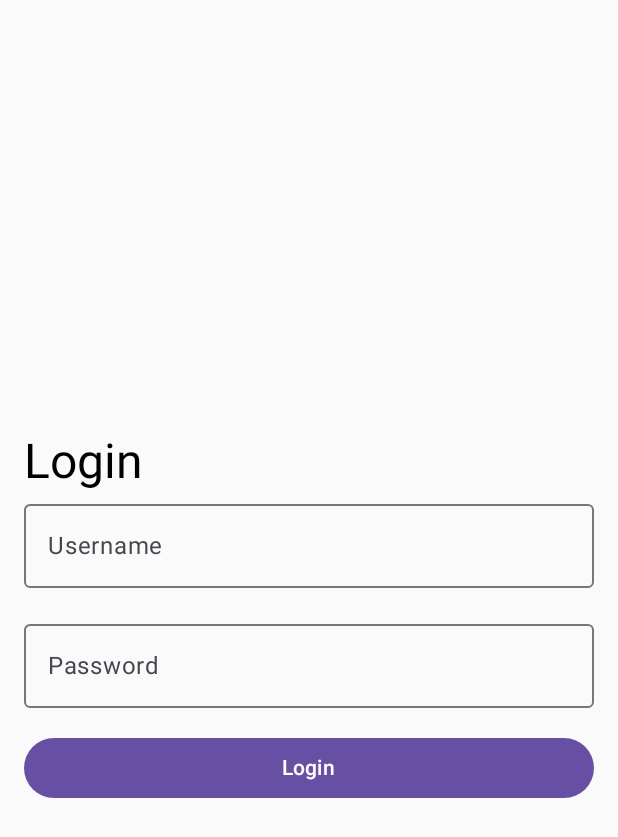
After one commit to JayNightmare/MAD-Jay-Koki, an Android app built with Jetpack Compose: the LoginScreen screen opened through its navigation route, on a phone screen of 412 x 824 dp. The commit adds this screen. Shown: the top 837 px of the screen. Run offline under Robolectric (Android 15) with nearby library versions, the phone set to English and light mode, and no system bars.

Commit message:
Major Update: - Added Login Screen - Refactored Data Class Files - Updated Logic to look through contacts for logged in user - Updated ViewModel - Updated List and Details Sheets

```diff
--- a/app/src/main/java/com/example/staysafe/API/Service.kt
+++ b/app/src/main/java/com/example/staysafe/API/Service.kt
@@ -84,7 +84,7 @@ interface Service {
     fun getUser(@Path("userID") id: Long): Call<List<User>>
 
     @GET("https://softwarehub.uk/unibase/staysafe/v1/api/users/contacts/{userID}")
-    fun getUserContact(@Path("userID") id: Long): Call<List<User>>
+    fun getUserContact(@Path("userID") id: Long): Call<List<Contact>>
 
     //Contact (Emergency contact)
     @POST("https://softwarehub.uk/unibase/staysafe/v1/api/contacts")
--- a/app/src/main/java/com/example/staysafe/nav/Navigation.kt
+++ b/app/src/main/java/com/example/staysafe/nav/Navigation.kt
@@ -7,6 +7,7 @@ import androidx.navigation.compose.*
 import com.example.staysafe.API.Service
 import com.example.staysafe.view.screens.MapScreen
 import com.example.staysafe.repository.StaySafeRepository
+import com.example.staysafe.view.screens.LoginScreen
 import com.example.staysafe.viewModel.MapViewModel
 import okhttp3.OkHttpClient
 import okhttp3.logging.HttpLoggingInterceptor
@@ -43,8 +44,16 @@ fun Navigation() {
 
     NavHost(
         navController = nav,
-        startDestination = Screen.MapScreen.route
+        startDestination = Screen.LoginScreen.route
     ){
+        composable(Screen.LoginScreen.route) { LoginScreen(
+            navController = nav,
+            viewModel = MapViewModel(
+                repository = StaySafeRepository(
+                    service = service
+                )
+            )
+        )}
         composable(Screen.MapScreen.route) {
             MapScreen(
                 navController = nav,
--- a/app/src/main/java/com/example/staysafe/nav/Screen.kt
+++ b/app/src/main/java/com/example/staysafe/nav/Screen.kt
@@ -3,5 +3,6 @@ package com.example.staysafe.nav
 sealed class Screen(val route:String) {
     object MapScreen: Screen("map")
     object PeopleScreen: Screen("people")
+    object LoginScreen: Screen("login")
     //For contact and call screen added later
 }
--- /dev/null
+++ b/app/src/main/java/com/example/staysafe/view/screens/LoginScreen.kt
@@ -0,0 +1,79 @@
+package com.example.staysafe.view.screens
+
+import android.util.Log
+import android.widget.Toast
+import androidx.compose.foundation.layout.*
+import androidx.compose.foundation.text.KeyboardOptions
+import androidx.compose.material3.*
+import androidx.compose.runtime.*
+import androidx.compose.ui.Modifier
+import androidx.compose.ui.platform.LocalContext
+import androidx.compose.ui.text.input.KeyboardType
+import androidx.compose.ui.text.input.PasswordVisualTransformation
+import androidx.compose.ui.unit.dp
+import androidx.navigation.NavController
+import com.example.staysafe.viewModel.MapViewModel
+import com.example.staysafe.model.data.User
+
+@OptIn(ExperimentalMaterial3Api::class)
+@Composable
+fun LoginScreen(navController: NavController, viewModel: MapViewModel) {
+    Log.d("LoginScreen", "Recomposing LoginScreen")
+    var username by remember { mutableStateOf("") }
+    var password by remember { mutableStateOf("") }
+    val users by viewModel.user.collectAsState(emptyList()) // Fetch users for dropdown
+    val context = LocalContext.current
+
+    Log.d("LoginScreen", "Users: $users")
+    // Fetch users when screen loads
+    LaunchedEffect(Unit) {
+        viewModel.fetchAllUsers()
+    }
+
+    Column(
+        modifier = Modifier.fillMaxSize().padding(16.dp),
+        verticalArrangement = Arrangement.Center
+    ) {
+        Text("Login", style = MaterialTheme.typography.headlineLarge)
+
+        OutlinedTextField(
+            value = username,
+            onValueChange = { username = it },
+            label = { Text("Username") },
+            keyboardOptions = KeyboardOptions(keyboardType = KeyboardType.Text),
+            modifier = Modifier.fillMaxWidth()
+        )
+
+        Spacer(modifier = Modifier.height(16.dp))
+
+        // Password Input
+        OutlinedTextField(
+            value = password,
+            onValueChange = { password = it },
+            label = { Text("Password") },
+            keyboardOptions = KeyboardOptions(keyboardType = KeyboardType.Password),
+            visualTransformation = PasswordVisualTransformation(),
+            modifier = Modifier.fillMaxWidth()
+        )
+
+        Spacer(modifier = Modifier.height(16.dp))
+
+        // Login Button
+        Button(
+            onClick = {
+                val matchUser = users.find { it.userUsername == username }
+
+                if (matchUser != null && viewModel.authenticateUser(matchUser, password)) {
+                    viewModel.setLoggedInUser(matchUser)
+                    navController.navigate("map")
+                } else {
+                    Toast.makeText(context, "Invalid username or password", Toast.LENGTH_SHORT).show()
+                }
+            },
+            modifier = Modifier.fillMaxWidth()
+        ) {
+            Text("Login")
+        }
+    }
+    Log.d("LoginScreen", "Recomposed LoginScreen")
+}
```
Also changed, not shown: app/src/main/java/com/example/staysafe/model/data/Activity.kt (+15 -12 lines), app/src/main/java/com/example/staysafe/model/data/Contact.kt (+7 -5 lines), app/src/main/java/com/example/staysafe/model/data/Position.kt (+7 -6 lines), app/src/main/java/com/example/staysafe/model/data/Status.kt (+5 -3 lines), app/src/main/java/com/example/staysafe/repository/StaySafeRepository.kt (+58 -1 lines), app/src/main/java/com/example/staysafe/ui/components/UserDetailsSheet.kt (+27 -4 lines), app/src/main/java/com/example/staysafe/ui/components/UserListSheet.kt (+15 -6 lines), app/src/main/java/com/example/staysafe/view/screens/MapScreen.kt (+75 -5 lines), app/src/main/java/com/example/staysafe/viewModel/MapViewModel.kt (+109 -60 lines), app/src/main/java/com/example/staysafe/model/data/User.kt (line endings or trailing spaces).
